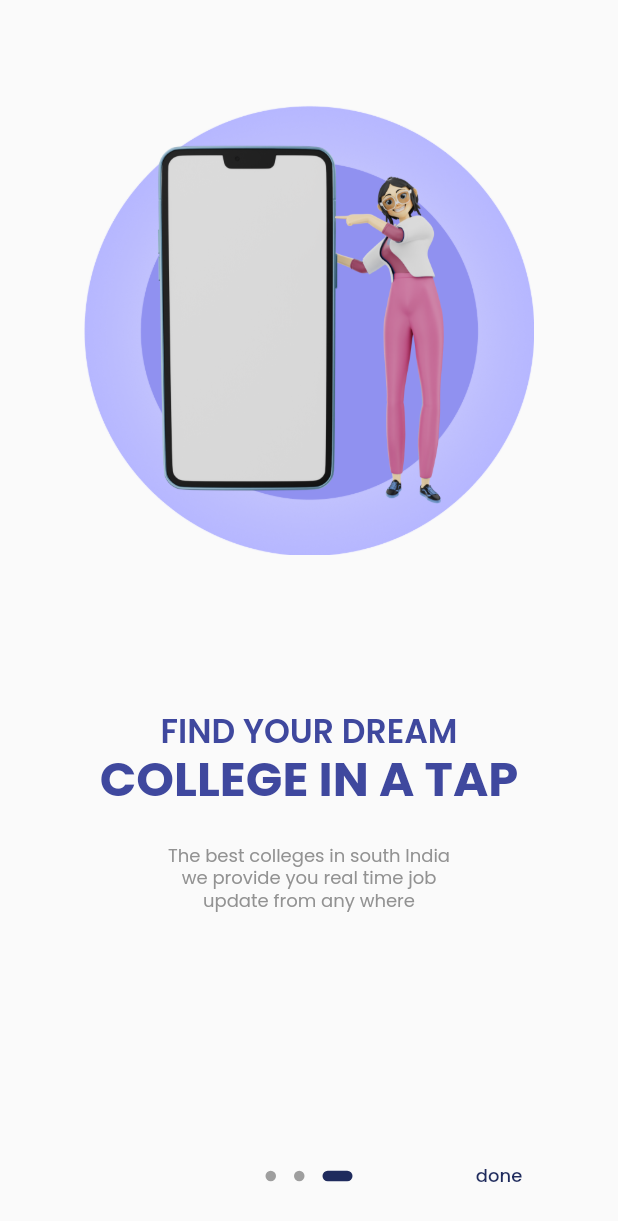
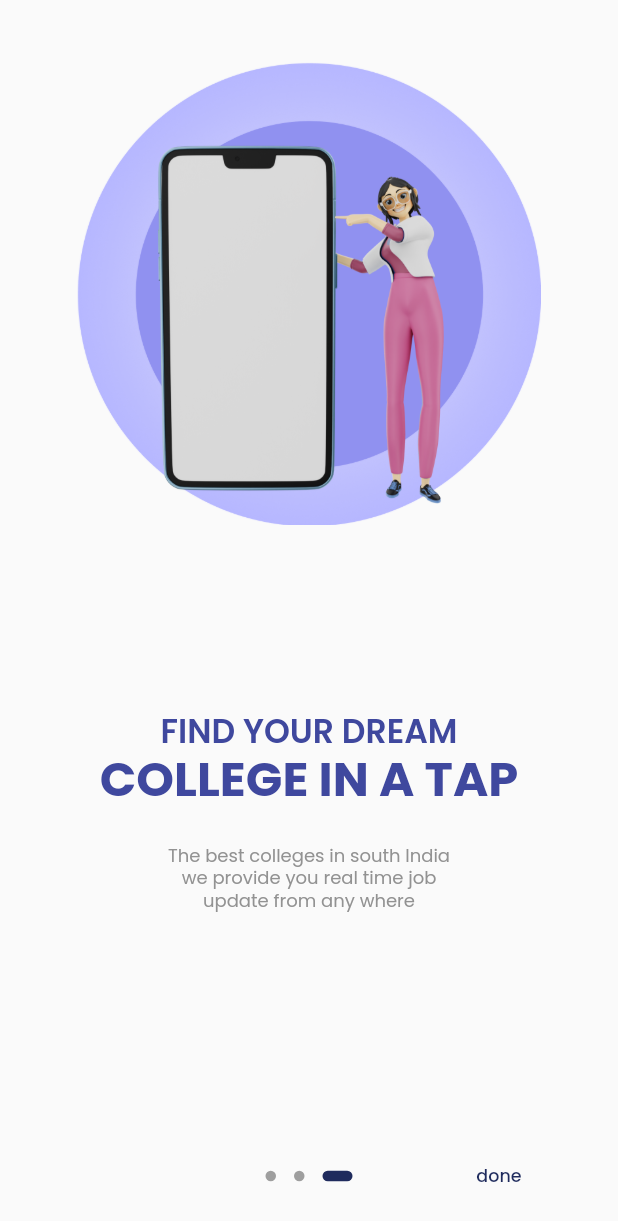
Before and after one commit to richeib/eduzet1, a Flutter app: the screen it shows after launch, after a tap on "Skip", on a phone screen of 412 x 824 dp. Shown: the top 1221 px of the screen. Run offline on Flutter 3.47's test engine with Material 2 defaults, Android fonts, the phone set to English and light mode, and no system bars; drawn by our look-alikes of introduction_screen; our stand-ins replace animated_text_kit, flutter_rating_bar, google_fonts, google_nav_bar, lottie, pinput and 2 more.

Commit message:
new_update

```diff
--- a/lib/main.dart
+++ b/lib/main.dart
@@ -1,7 +1,7 @@
 import 'package:eduzet/utill/routes.dart';
-import 'package:eduzet/view/test/textchange.dart';
 import 'package:flutter/material.dart';
 import 'package:google_fonts/google_fonts.dart';
+import 'package:responsive_sizer/responsive_sizer.dart';
 
 void main() {
   runApp(const MyApp());
@@ -13,6 +13,7 @@ class MyApp extends StatelessWidget {
   // This widget is the root of your application.
   @override
   Widget build(BuildContext context) {
+    return ResponsiveSizer(builder: (context, Orientation, ScreenType) {
       return MaterialApp(
         debugShowCheckedModeBanner: false,
         title: 'Eduzet',
@@ -22,9 +23,10 @@ class MyApp extends StatelessWidget {
           ),
           primarySwatch: Colors.blue,
         ),
-      // home: TextChange()
+        // home: IntroductionScreen()
         initialRoute: '/',
         onGenerateRoute: RouteGenerator.generatorRoute,
       );
+    });
   }
 }
--- a/lib/utill/dimensions.dart
+++ b/lib/utill/dimensions.dart
@@ -1,10 +1,12 @@
+import 'package:responsive_sizer/responsive_sizer.dart';
+
 class Dimensions {
   static const double fontSizeExtraSmall = 10.0;
-  static const double fontSizeSmall = 12.0;
-  static const double fontSizeDefault = 14.0;
+  static double fontSizeSmall = 14.sp;
+  static double fontSizeDefault = 15.sp;
   static const double fontSizeLarge = 16.0;
 
-  static const double fontSizeExtraLarge = 18.0;
+  static double fontSizeExtraLarge = 19.sp;
   static const double fontSizeExtraLarge1 = 20.0;
   static const double fontSizeExtraLarge2 = 22.0;
   static const double fontSizeOverLarge = 24.0;
--- a/lib/utill/routes.dart
+++ b/lib/utill/routes.dart
@@ -1,5 +1,5 @@
-import 'package:eduzet/view/introduction_screen.dart';
-import 'package:eduzet/view/splash_screen.dart';
+import 'package:eduzet/view/introduction_screen/introduction_screen.dart';
+import 'package:eduzet/view/splash_screen/splash_screen.dart';
 import 'package:eduzet/view/test/text_animation.dart';
 import 'package:flutter/material.dart';
 
--- a/lib/view/college_selections.dart
+++ b/lib/view/college_selections.dart
@@ -80,7 +80,7 @@ class _CollegeselectingState extends State<Collegeselecting> {
             height: 25,
           ),
           Row(
-            children: const [
+            children:  [
               SizedBox(
                 width: 17,
               ),
--- a/lib/view/introduction_screen.dart
+++ b/lib/view/introduction_screen/introduction_screen.dart
@@ -6,9 +6,10 @@ import 'package:eduzet/widgets/colour.dart';
 import 'package:flutter/material.dart';
 import 'package:google_fonts/google_fonts.dart';
 import 'package:introduction_screen/introduction_screen.dart';
+import 'package:responsive_sizer/responsive_sizer.dart';
 
 class IndroductionScreen extends StatefulWidget {
-  IndroductionScreen({super.key});
+  const IndroductionScreen({super.key});
 
   @override
   State<IndroductionScreen> createState() => _IndroductionScreenState();
@@ -22,13 +23,16 @@ class _IndroductionScreenState extends State<IndroductionScreen> {
     return Scaffold(
       body: Stack(
         children: [
+          // rounded circle
           Positioned(
             child: Container(
-              margin: const EdgeInsets.only(top: 70),
+              margin: EdgeInsets.only(top: 5.h),
               alignment: Alignment.topCenter,
-              child: const Image(
-                width: 300,
-                image: AssetImage('assets/round.png'),
+              child: const AspectRatio(
+                aspectRatio: 4 / 3,
+                child: Image(
+                  image: AssetImage('assets/round.png'),
+                ),
               ),
             ),
           ),
@@ -90,7 +94,7 @@ class _IndroductionScreenState extends State<IndroductionScreen> {
                               "WE PROVIDE YOU",
                               style: GoogleFonts.poppins(
                                 color: const Color(0xFF3F489E),
-                                fontSize: 22,
+                                fontSize: Dimensions.fontSizeExtraLarge,
                                 fontWeight: FontWeight.w600,
                                 height: 0.66,
                               ),
@@ -98,7 +102,7 @@ class _IndroductionScreenState extends State<IndroductionScreen> {
                           );
                         }),
                     const SizedBox(
-                      height: 30,
+                      height: 35,
                     ),
                     TweenAnimationBuilder<double>(
                         curve: Curves.bounceOut,
@@ -174,7 +178,7 @@ class _IndroductionScreenState extends State<IndroductionScreen> {
               ),
               Container(
                 margin: const EdgeInsets.symmetric(horizontal: 30, vertical: 50),
-                decoration: BoxDecoration(),
+                decoration: const BoxDecoration(),
                 child: Column(
                   children: [
                     const Image(
@@ -214,7 +218,7 @@ class _IndroductionScreenState extends State<IndroductionScreen> {
                         "The best colleges in south India we provide you real time job update from any where ",
                         textAlign: TextAlign.center,
                         style: GoogleFonts.poppins(
-                          color: Color(0xFF929292),
+                          color: const Color(0xFF929292),
                           fontSize: 12,
                           fontWeight: FontWeight.w400,
                           height: 1.21,
@@ -226,39 +230,39 @@ class _IndroductionScreenState extends State<IndroductionScreen> {
               ),
               Container(
                 margin: const EdgeInsets.symmetric(horizontal: 30, vertical: 50),
-                decoration: BoxDecoration(),
+                decoration: const BoxDecoration(),
                 child: Column(
                   crossAxisAlignment: CrossAxisAlignment.center,
                   children: [
-                    Image(
+                    const Image(
                       width: 300,
                       image: AssetImage('assets/phone.png'),
                     ),
-                    SizedBox(
+                    const SizedBox(
                       height: 125,
                     ),
                     Text(
                       "FIND YOUR DREAM",
                       style: GoogleFonts.poppins(
-                        color: Color(0xFF3F489E),
+                        color: const Color(0xFF3F489E),
                         fontSize: 22,
                         fontWeight: FontWeight.w600,
                         height: 0.66,
                       ),
                     ),
-                    SizedBox(
+                    const SizedBox(
                       height: 20,
                     ),
                     Text(
                       "COLLEGE IN A TAP",
                       style: GoogleFonts.poppins(
-                        color: Color(0xFF3F489E),
+                        color: const Color(0xFF3F489E),
                         fontSize: 32,
                         fontWeight: FontWeight.w700,
                         height: 0.45,
                       ),
                     ),
-                    SizedBox(
+                    const SizedBox(
                       height: 30,
                     ),
                     Container(
@@ -267,7 +271,7 @@ class _IndroductionScreenState extends State<IndroductionScreen> {
                         "The best colleges in south India we provide you real time job update from any where ",
                         textAlign: TextAlign.center,
                         style: GoogleFonts.poppins(
-                          color: Color(0xFF929292),
+                          color: const Color(0xFF929292),
                           fontSize: 12,
                           fontWeight: FontWeight.w400,
                           height: 1.21,
--- a/lib/view/splash_screen.dart
+++ b/lib/view/splash_screen/splash_screen.dart
@@ -1,3 +1,4 @@
+import 'package:eduzet/utill/dimensions.dart';
 import 'package:flutter/material.dart';
 import 'package:google_fonts/google_fonts.dart';
 
@@ -11,21 +12,23 @@ class SplashScreen extends StatefulWidget {
 }
 
 class _SplashScreenState extends State<SplashScreen> {
+  @override
   void initState() {
     super.initState();
     _navigatetohome();
   }
 
   _navigatetohome() async {
-    await Future.delayed(Duration(seconds: 3), () {});
-    Navigator.of(context).pushReplacementNamed('indtroduction');
+    Future.delayed(const Duration(seconds: 3), () {
+      Navigator.of(context).pushReplacementNamed('indtroduction');
+    });
   }
 
   @override
   Widget build(BuildContext context) {
     return Scaffold(
       backgroundColor: Colors.white,
-      body: Container(
+      body: SizedBox(
         height: double.infinity,
         width: double.infinity,
         child: Stack(
@@ -38,21 +41,21 @@ class _SplashScreenState extends State<SplashScreen> {
             ),
             Align(
               alignment: AlignmentDirectional.bottomCenter,
-              child: Container(
+              child: SizedBox(
                 width: 200,
                 height: 100,
                 child: Column(
                   children: [
                     Text('Powered by',
                         style: GoogleFonts.poppins(
-                          fontSize: 15,
-                          fontWeight: FontWeight.bold,
+                          fontSize: Dimensions.fontSizeDefault,
+                          fontWeight: FontWeight.w500,
                         )),
                     Text(
                       'Algobiz LLP',
                       style: GoogleFonts.poppins(
-                        fontSize: 18,
-                        fontWeight: FontWeight.bold,
+                        fontSize: Dimensions.fontSizeExtraLarge,
+                        fontWeight: FontWeight.w600,
                       ),
                     )
                   ],
@@ -65,25 +68,3 @@ class _SplashScreenState extends State<SplashScreen> {
     );
   }
 }
-
-class SizeTransition5 extends PageRouteBuilder {
-  final Widget page;
-
-  SizeTransition5(this.page)
-      : super(
-          pageBuilder: (context, animation, anotherAnimation) => page,
-          transitionDuration: Duration(milliseconds: 1000),
-          reverseTransitionDuration: Duration(milliseconds: 200),
-          transitionsBuilder: (context, animation, anotherAnimation, child) {
-            animation = CurvedAnimation(curve: Curves.fastLinearToSlowEaseIn, parent: animation, reverseCurve: Curves.fastOutSlowIn);
-            return Align(
-              alignment: Alignment.bottomCenter,
-              child: SizeTransition(
-                sizeFactor: animation,
-                child: page,
-                axisAlignment: 0,
-              ),
-            );
-          },
-        );
-}
--- a/pubspec.yaml
+++ b/pubspec.yaml
@@ -46,6 +46,7 @@ dependencies:
   animated_text_kit: ^4.2.2
   shimmer: ^3.0.0
   neopop: ^1.0.2
+  responsive_sizer: ^3.2.0
 
 
 
```
Also changed, not shown: lib/view/Kcollegeappling.dart (+20 -63 lines), lib/view/first_profile.dart (+50 -133 lines), pubspec.lock. Lines whose indentation alone changed are shown as unchanged.
